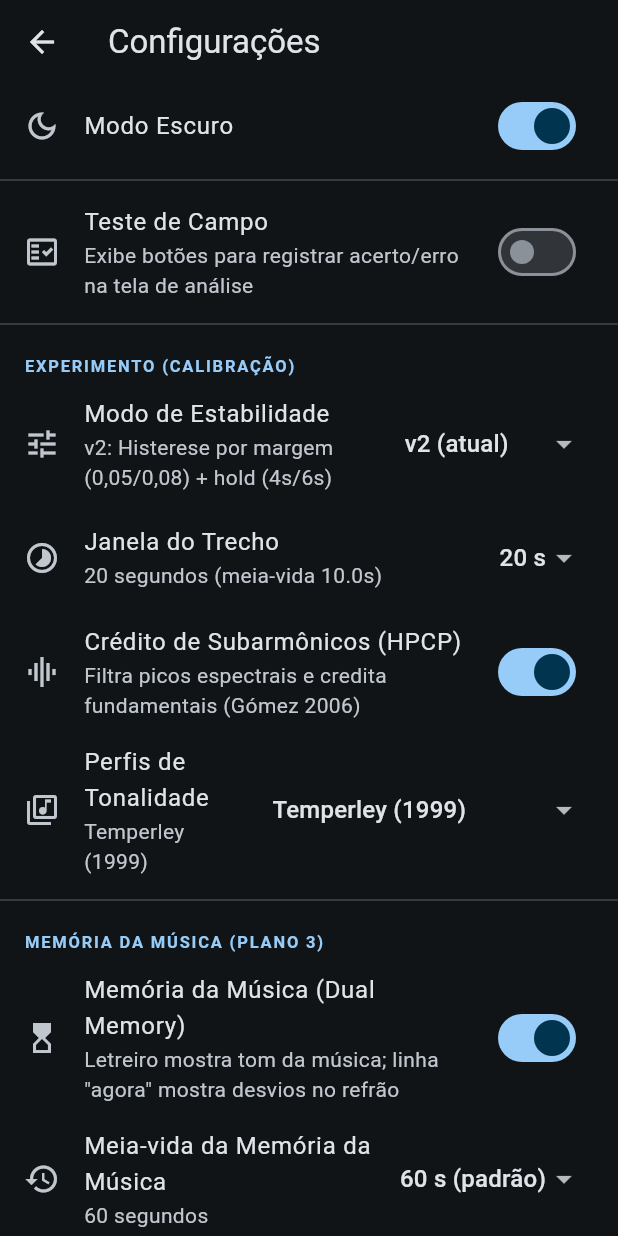
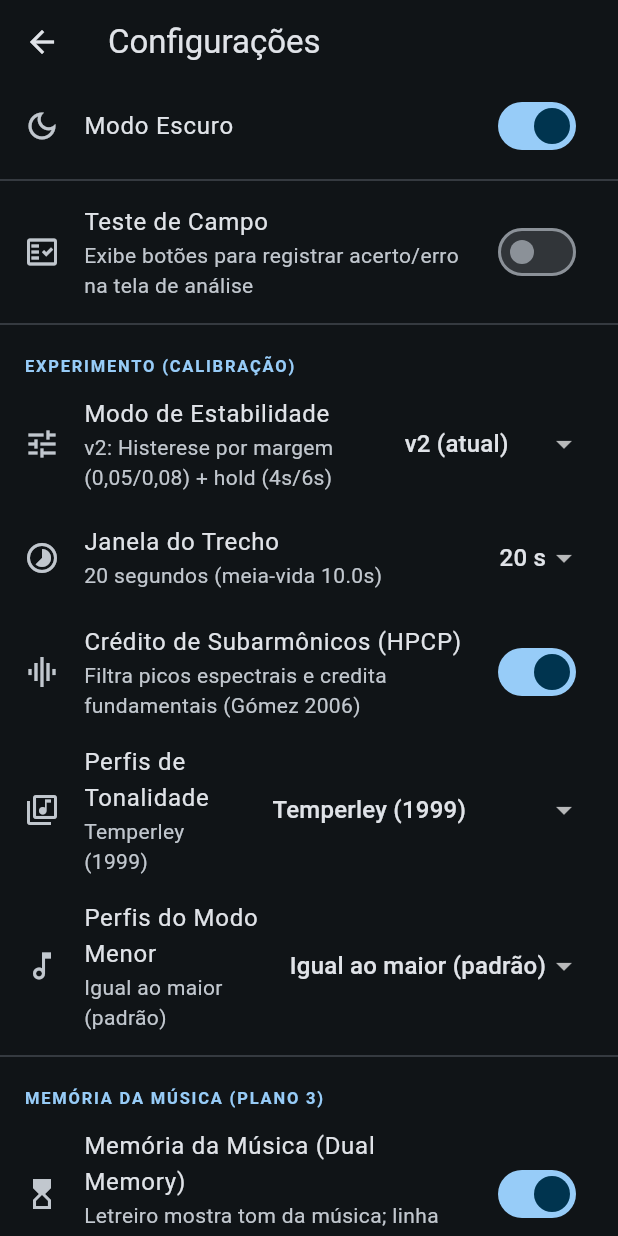
Before and after one commit to Str1NnG/tonalize, a Flutter app: the screen it shows after launch, after a tap on the "settings" icon, on a phone screen of 412 x 824 dp. Run offline on Flutter 3.47's test engine with Material 3 defaults, Android fonts, the phone set to English and light mode, and no system bars; our stand-ins replace fl_chart, permission_handler, shared_preferences, sqflite, vibration; accounts and stored records are empty.

Commit message:
Adiciona perfis de escala menor e teto na fase inicial

```diff
--- a/lib/core/key_scorer.dart
+++ b/lib/core/key_scorer.dart
@@ -1,13 +1,15 @@
 import 'key_profiles.dart';
 
 class KeyScorer {
-  KeyScorer({this.profiles = ProfileSet.temperley});
+  KeyScorer({this.profiles = ProfileSet.temperley, ProfileSet? minorProfiles})
+      : minorProfiles = minorProfiles ?? profiles;
 
   final ProfileSet profiles;
+  final ProfileSet minorProfiles;
 
   List<KeyCandidate> score(List<double> profile) {
     final major = profiles.major;
-    final minor = profiles.minor;
+    final minor = minorProfiles.minor;
     final out = <KeyCandidate>[];
     for (var t = 0; t < 12; t++) {
       out.add(KeyCandidate(t, true, pearson(profile, rotated(major, t))));
--- a/lib/screens/settings_screen.dart
+++ b/lib/screens/settings_screen.dart
@@ -25,8 +25,11 @@ class _SettingsScreenState extends State<SettingsScreen> {
   int _songFarS = 12;
   int _songNearS = 45;
   double _evidenceTol = 0.8;
+  double _evidenceFloor = 0.25;
+  int _minS = 2;
   double _evidenceDrain = 0.5;
   bool _strictNotes = false;
+  String _minorProfiles = 'same';
 
   @override
   void initState() {
@@ -48,8 +51,11 @@ class _SettingsScreenState extends State<SettingsScreen> {
       _songFarS = prefs.getInt('song_far_s') ?? 12;
       _songNearS = prefs.getInt('song_near_s') ?? 45;
       _evidenceTol = prefs.getDouble('evidence_tol') ?? 0.8;
+      _evidenceFloor = prefs.getDouble('evidence_floor') ?? 0.25;
+      _minS = prefs.getInt('min_s') ?? 2;
       _evidenceDrain = prefs.getDouble('evidence_drain') ?? 0.5;
       _strictNotes = prefs.getBool('strict_notes') ?? false;
+      _minorProfiles = prefs.getString('minor_profiles') ?? 'same';
     });
   }
 
@@ -129,6 +135,24 @@ class _SettingsScreenState extends State<SettingsScreen> {
     final prefs = await SharedPreferences.getInstance();
     await prefs.setBool('strict_notes', value);
     setState(() => _strictNotes = value);
+  }
+
+  Future<void> _setEvidenceFloor(double value) async {
+    final prefs = await SharedPreferences.getInstance();
+    await prefs.setDouble('evidence_floor', value);
+    setState(() => _evidenceFloor = value);
+  }
+
+  Future<void> _setMinS(int value) async {
+    final prefs = await SharedPreferences.getInstance();
+    await prefs.setInt('min_s', value);
+    setState(() => _minS = value);
+  }
+
+  Future<void> _setMinorProfiles(String value) async {
+    final prefs = await SharedPreferences.getInstance();
+    await prefs.setString('minor_profiles', value);
+    setState(() => _minorProfiles = value);
   }
 
   String get _normalizedProfileValue {
@@ -261,6 +285,40 @@ class _SettingsScreenState extends State<SettingsScreen> {
                 ),
               ),
 
+              // Perfis do Modo Menor (minor_profiles)
+              ListTile(
+                leading: const Icon(Icons.music_note_outlined),
+                title: const Text('Perfis do Modo Menor'),
+                subtitle: Text(
+                  _minorProfiles == 'krumhansl'
+                      ? 'Krumhansl-Kessler'
+                      : _minorProfiles == 'aarden'
+                          ? 'Aarden-Essen (menor natural)'
+                          : 'Igual ao maior (padrão)',
+                ),
+                trailing: DropdownButton<String>(
+                  value: _minorProfiles,
+                  underline: const SizedBox(),
+                  items: const [
+                    DropdownMenuItem(
+                      value: 'same',
+                      child: Text('Igual ao maior (padrão)'),
+                    ),
+                    DropdownMenuItem(
+                      value: 'krumhansl',
+                      child: Text('Krumhansl-Kessler'),
+                    ),
+                    DropdownMenuItem(
+                      value: 'aarden',
+                      child: Text('Aarden-Essen'),
+                    ),
+                  ],
+                  onChanged: (val) {
+                    if (val != null) _setMinorProfiles(val);
+                  },
+                ),
+              ),
+
               const Divider(),
 
               // Grupo: Memória da Música (Dual Memory - Plano 3)
@@ -373,6 +431,47 @@ class _SettingsScreenState extends State<SettingsScreen> {
                   ),
                 ),
 
+                // Piso da evidência (evidence_floor)
+                ListTile(
+                  leading: const Icon(Icons.vertical_align_bottom_outlined),
+                  title: const Text('Piso da Nota Nova (Energia Mínima)'),
+                  subtitle: Text(
+                    _evidenceFloor == 0.25
+                        ? '0,25 da média (padrão)'
+                        : '${_evidenceFloor.toStringAsFixed(2)} da média (filtra vazamento)',
+                  ),
+                  trailing: DropdownButton<double>(
+                    value: _evidenceFloor,
+                    underline: const SizedBox(),
+                    items: const [
+                      DropdownMenuItem(value: 0.25, child: Text('0,25 (padrão)')),
+                      DropdownMenuItem(value: 0.50, child: Text('0,50 (moderado)')),
+                      DropdownMenuItem(value: 0.75, child: Text('0,75 (antivazamento)')),
+                    ],
+                    onChanged: (val) {
+                      if (val != null) _setEvidenceFloor(val);
+                    },
+                  ),
+                ),
+
+                // Áudio mínimo para exibição (min_s)
+                ListTile(
+                  leading: const Icon(Icons.timer_outlined),
+                  title: const Text('Áudio Mínimo para Exibição'),
+                  subtitle: Text('$_minS s antes do primeiro tom'),
+                  trailing: DropdownButton<int>(
+                    value: _minS,
+                    underline: const SizedBox(),
+                    items: const [
+                      DropdownMenuItem(value: 2, child: Text('2 s (padrão)')),
+                      DropdownMenuItem(value: 4, child: Text('4 s (mais estável)')),
+                    ],
+                    onChanged: (val) {
+                      if (val != null) _setMinS(val);
+                    },
+                  ),
+                ),
+
                 // Dreno da evidência (evidence_drain)
                 ListTile(
                   leading: const Icon(Icons.water_drop_outlined),
```
Also changed, not shown: lib/core/key_profiles.dart (+18 -1 lines), lib/core/tonal_engine.dart (+8 -4 lines), lib/screens/key_analysis_screen.dart (+22 -5 lines), 4 other files.
